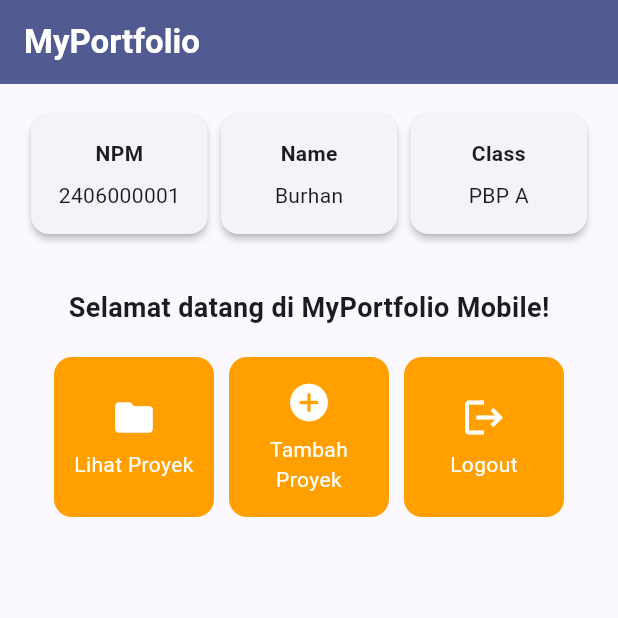
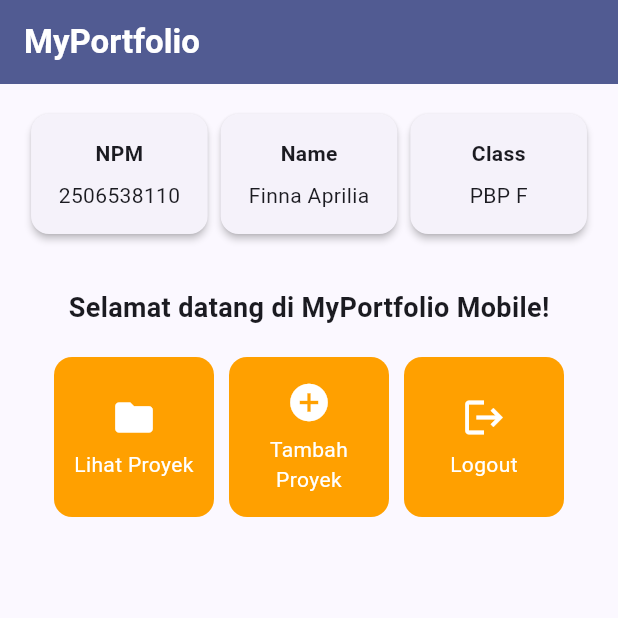
Before and after one commit to finnaaprilia/myportofolio_mobile, a Flutter app: the screen it shows after launch, on a phone screen of 412 x 824 dp, the top half of it. Run offline on Flutter 3.47's test engine with Material 3 defaults, Android fonts, the phone set to English and light mode, and no system bars.

Commit message:
chore: update Portfolio Owner Information

```diff
--- a/lib/menu.dart
+++ b/lib/menu.dart
@@ -12,9 +12,9 @@ class MyHomePage extends StatelessWidget {
   // used by the build method of the State. Fields in a Widget subclass are
   // always marked "final".
 
-  final String npm = "2406000001";
-  final String nama = "Burhan";
-  final String kelas = "PBP A";
+  final String npm = "2506538110";
+  final String nama = "Finna Aprilia";
+  final String kelas = "PBP F";
 
   final List<ItemHomepage> items = [
     ItemHomepage("Lihat Proyek", Icons.folder),
```
